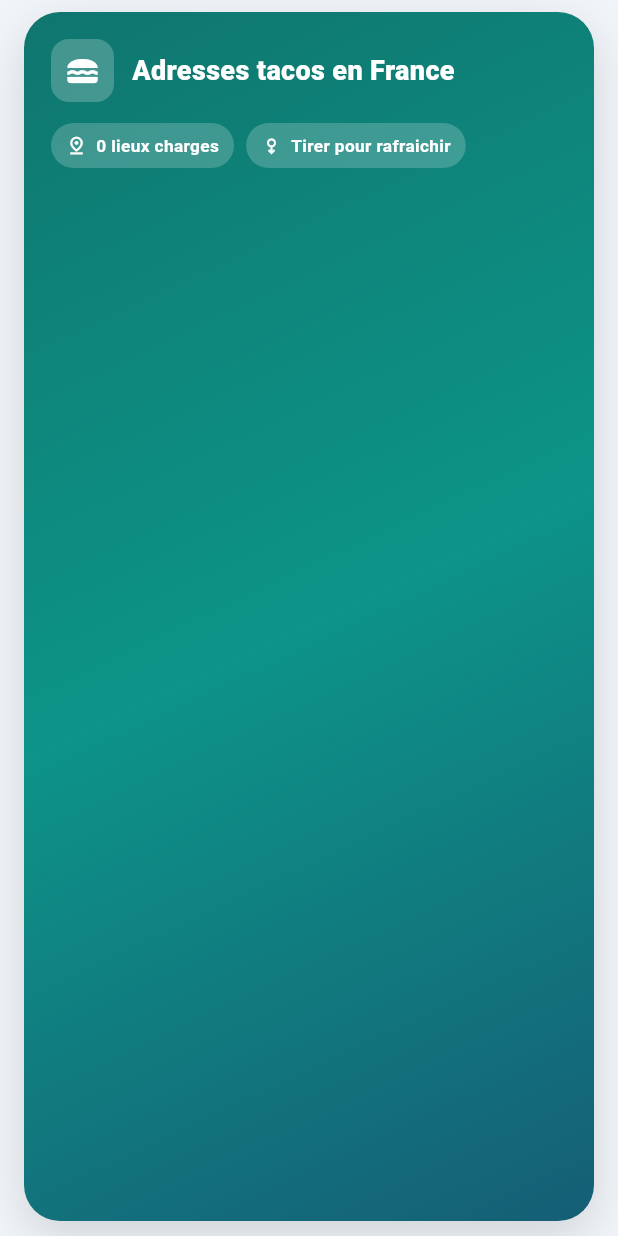
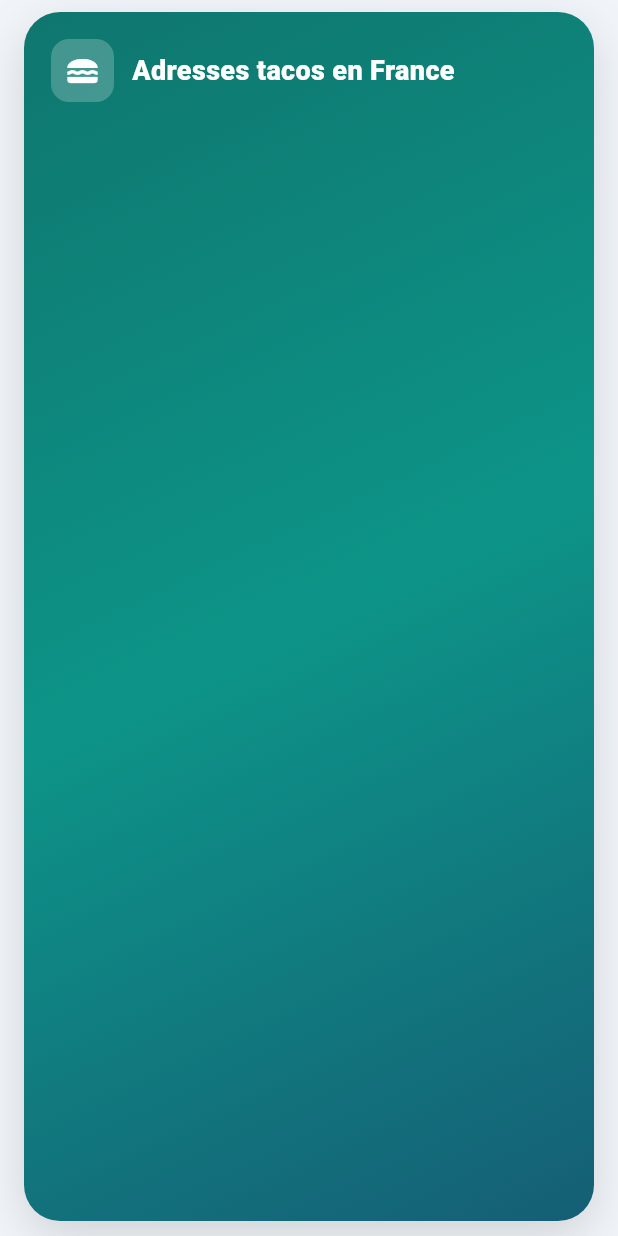
Before and after one commit to Leolesage/tacomap-mobile, a Flutter app: the _HeroHeader widget shown alone on an empty page, opened directly with empty values, on a phone screen of 412 x 824 dp. Run offline on Flutter 3.47's test engine with Material 3 defaults, Android fonts, the phone set to English and light mode, and no system bars; our stand-ins replace cached_network_image, flutter_map, flutter_secure_storage, geolocator, image_picker, latlong2; accounts and stored records are empty; network calls fail.

Commit message:
Simplifie le header mobile en retirant les infos inutiles

```diff
--- a/lib/screens/tacos_places_list_screen.dart
+++ b/lib/screens/tacos_places_list_screen.dart
@@ -119,7 +119,6 @@ class _TacosPlacesListScreenState extends State<TacosPlacesListScreen> {
               itemBuilder: (context, index) {
                 if (index == 0) {
                   return _HeroHeader(
-                    totalLoaded: provider.items.length,
                     isAdmin: widget.isAdmin,
                   );
                 }
@@ -176,10 +175,9 @@ class _TacosPlacesListScreenState extends State<TacosPlacesListScreen> {
 }
 
 class _HeroHeader extends StatelessWidget {
-  final int totalLoaded;
   final bool isAdmin;
 
-  const _HeroHeader({required this.totalLoaded, required this.isAdmin});
+  const _HeroHeader({required this.isAdmin});
 
   @override
   Widget build(BuildContext context) {
@@ -228,44 +226,20 @@ class _HeroHeader extends StatelessWidget {
                 ),
               ],
             ),
-            const SizedBox(height: 14),
-            Wrap(
-              spacing: 8,
-              runSpacing: 8,
-              children: [
-                _badge(Icons.pin_drop_outlined, '$totalLoaded lieux charges'),
-                _badge(Icons.swipe_down_alt_outlined, 'Tirer pour rafraichir'),
-                if (isAdmin)
-                  _badge(Icons.admin_panel_settings_outlined, 'Mode admin'),
-              ],
-            ),
+            if (isAdmin) ...[
+              const SizedBox(height: 12),
+              const Text(
+                'Mode admin actif',
+                style: TextStyle(
+                  color: Colors.white,
+                  fontSize: 12,
+                  fontWeight: FontWeight.w600,
+                ),
+              ),
+            ],
           ],
         ),
       ),
     );
   }
-
-  Widget _badge(IconData icon, String label) {
-    return Container(
-      padding: const EdgeInsets.symmetric(horizontal: 10, vertical: 7),
-      decoration: BoxDecoration(
-        color: Colors.white.withValues(alpha: 0.2),
-        borderRadius: BorderRadius.circular(999),
-      ),
-      child: Row(
-        mainAxisSize: MainAxisSize.min,
-        children: [
-          Icon(icon, color: Colors.white, size: 14),
-          const SizedBox(width: 6),
-          Text(
-            label,
-            style: const TextStyle(
-                color: Colors.white,
-                fontSize: 11.5,
-                fontWeight: FontWeight.w600),
-          ),
-        ],
-      ),
-    );
-  }
 }
```
